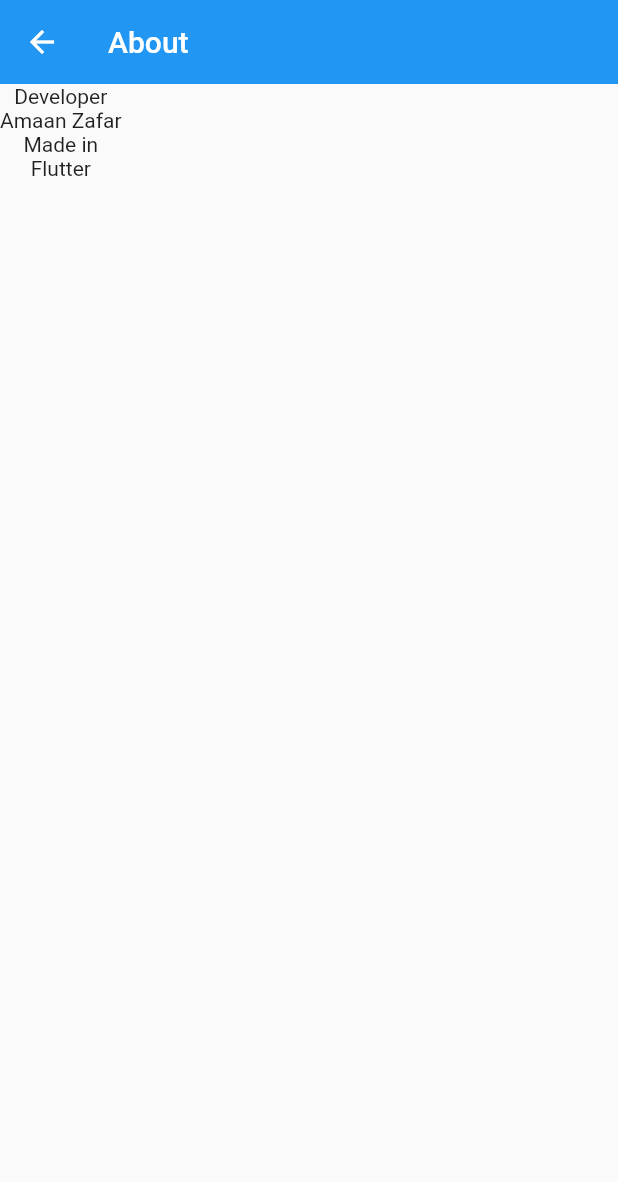
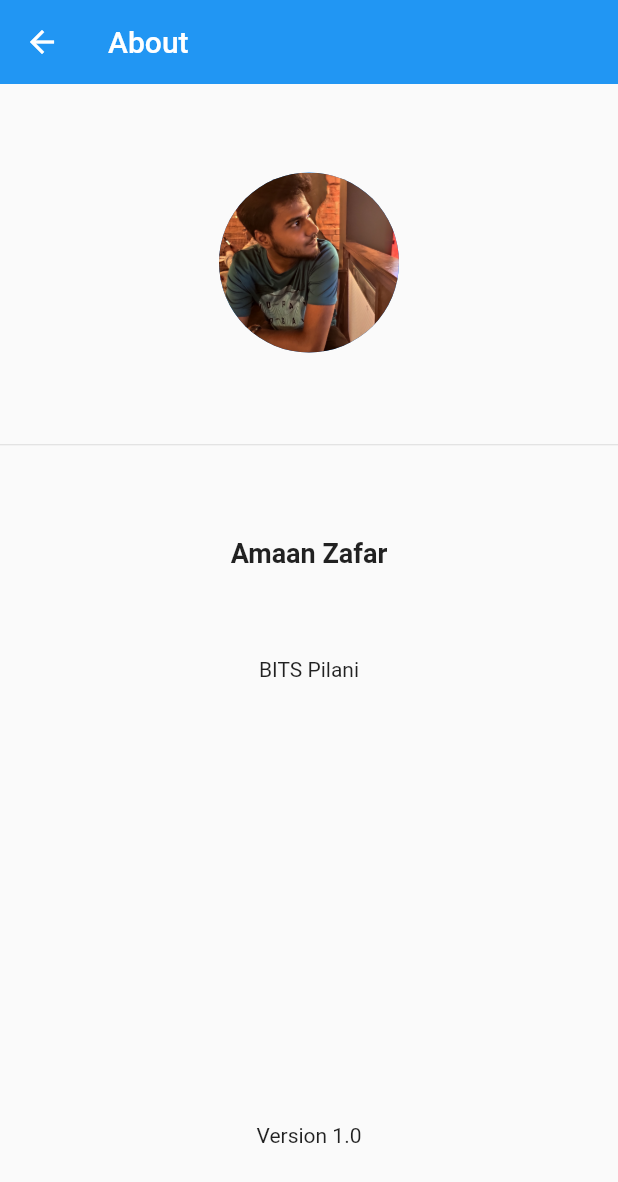
Before and after one commit to amaan-zafar/notes, a Flutter app: the About screen opened directly, on a phone screen of 412 x 824 dp. Shown: the top 1182 px of the screen. Run offline on Flutter 3.47's test engine with Material 2 defaults, Android fonts, the phone set to English and light mode, and no system bars; our stand-ins replace shared_preferences, sqflite; accounts and stored records are empty.

Commit message:
improved about page

```diff
--- a/lib/screens/about.dart
+++ b/lib/screens/about.dart
@@ -9,11 +9,25 @@ class About extends StatelessWidget {
         ),
         body: Container(
             child: Column(
+          mainAxisAlignment: MainAxisAlignment.center,
           children: <Widget>[
-            Text('Developer'),
-            Text('Amaan Zafar'),
-            Text('Made in'),
-            Text('Flutter'),
+            Spacer(flex: 1),
+            CircleAvatar(
+              backgroundImage: AssetImage('images/amaan-profile-photo.jpg'),
+              radius: 60,
+            ),
+            Spacer(flex: 1),
+            Divider(height: 5),
+            Spacer(),
+            Text(
+              'Amaan Zafar',
+              style: TextStyle(fontWeight: FontWeight.bold, fontSize: 18),
+            ),
+            Spacer(flex: 1),
+            Text('BITS Pilani'),
+            Spacer(flex: 5),
+            Text('Version 1.0'),
+            Spacer(flex: 1),
           ],
         )));
   }
--- a/pubspec.yaml
+++ b/pubspec.yaml
@@ -52,8 +52,7 @@ flutter:
 
   # To add assets to your application, add an assets section, like this:
   assets:
-    - images/header_light_theme.png
-    - images/header_dark_theme.png
+    - images/
 
   # An image asset can refer to one or more resolution-specific "variants", see
   # https://flutter.dev/assets-and-images/#resolution-aware.
```
Also changed, not shown: images/amaan-profile-photo.jpg (added).
